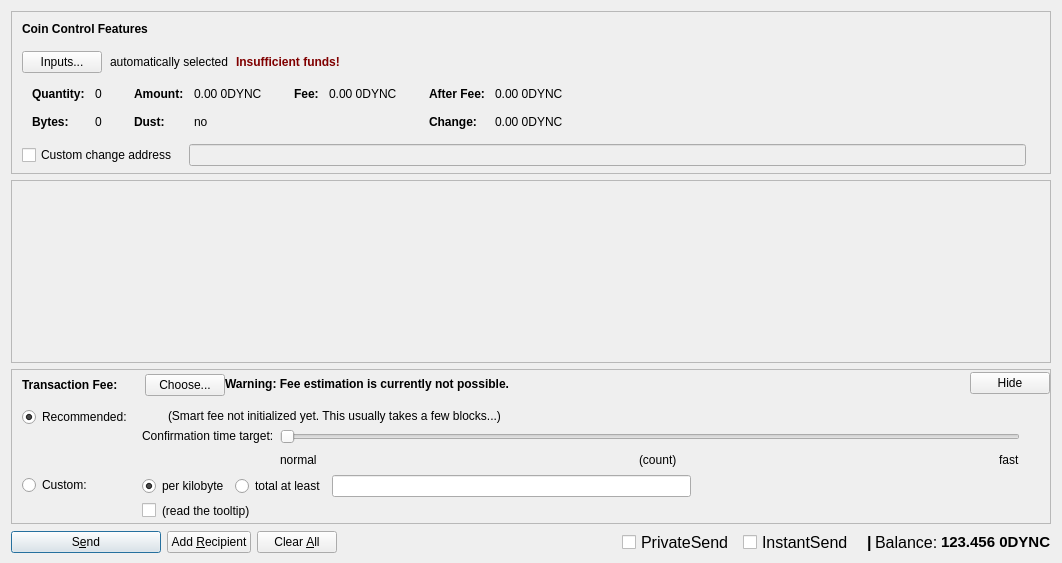
First picture: the form in src/qt/forms/sendcoinsdialog.ui, repository Zero-Dynamics/cash-core, before the edit.
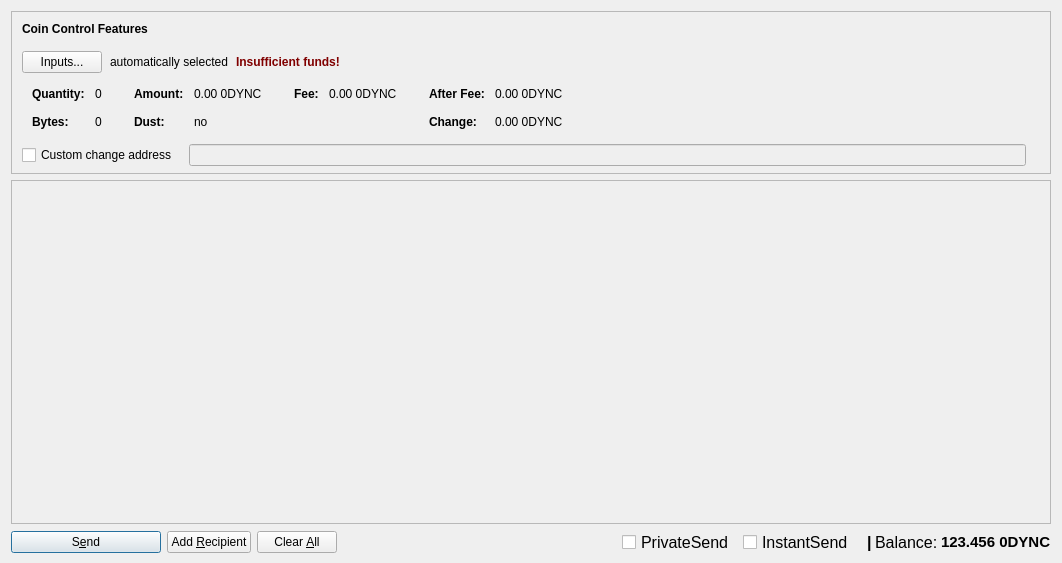
Second picture: the form after the edit. Icons and pictures are not drawn. Custom widgets are drawn as their Qt base class.

Commit message: [GUI] Smartfee removal

What changed in the file:
```diff
--- a/src/qt/forms/sendcoinsdialog.ui
+++ b/src/qt/forms/sendcoinsdialog.ui
@@ -632,584 +632,6 @@
      </widget>
     </widget>
    </item>
-   <item>
-    <widget class="QFrame" name="frameFee">
-     <property name="sizePolicy">
-      <sizepolicy hsizetype="Expanding" vsizetype="Expanding">
-       <horstretch>0</horstretch>
-       <verstretch>0</verstretch>
-      </sizepolicy>
-     </property>
-     <property name="maximumSize">
-      <size>
-       <width>16777215</width>
-       <height>16777215</height>
-      </size>
-     </property>
-     <property name="frameShape">
-      <enum>QFrame::StyledPanel</enum>
-     </property>
-     <property name="frameShadow">
-      <enum>QFrame::Sunken</enum>
-     </property>
-     <layout class="QVBoxLayout" name="verticalLayoutFee1">
-      <property name="spacing">
-       <number>0</number>
-      </property>
-      <property name="leftMargin">
-       <number>0</number>
-      </property>
-      <property name="topMargin">
-       <number>0</number>
-      </property>
-      <property name="rightMargin">
-       <number>0</number>
-      </property>
-      <property name="bottomMargin">
-       <number>0</number>
-      </property>
-      <item>
-       <layout class="QVBoxLayout" name="verticalLayoutFee2" stretch="0,0,0">
-        <property name="spacing">
-         <number>0</number>
-        </property>
-        <property name="leftMargin">
-         <number>10</number>
-        </property>
-        <property name="topMargin">
-         <number>0</number>
-        </property>
-        <item>
-         <layout class="QHBoxLayout" name="horizontalLayoutFee1">
-          <property name="bottomMargin">
-           <number>0</number>
-          </property>
-          <item>
-           <layout class="QVBoxLayout" name="verticalLayoutFee7">
-            <property name="spacing">
-             <number>0</number>
-            </property>
-            <item>
-             <spacer name="verticalSpacerSmartFee">
-              <property name="orientation">
-               <enum>Qt::Vertical</enum>
-              </property>
-              <property name="sizeType">
-               <enum>QSizePolicy::Fixed</enum>
-              </property>
-              <property name="sizeHint" stdset="0">
-               <size>
-                <width>1</width>
-                <height>4</height>
-               </size>
-              </property>
-             </spacer>
-            </item>
-            <item>
-             <layout class="QHBoxLayout" name="horizontalLayoutSmartFee">
-              <property name="spacing">
-               <number>10</number>
-              </property>
-              <item>
-               <widget class="QLabel" name="labelFeeHeadline">
-                <property name="sizePolicy">
-                 <sizepolicy hsizetype="Preferred" vsizetype="Maximum">
-                  <horstretch>0</horstretch>
-                  <verstretch>0</verstretch>
-                 </sizepolicy>
-                </property>
-                <property name="font">
-                 <font>
-                  <weight>75</weight>
-                  <bold>true</bold>
-                 </font>
-                </property>
-                <property name="styleSheet">
-                 <string notr="true">font-weight:bold;</string>
-                </property>
-                <property name="text">
-                 <string>Transaction Fee:</string>
-                </property>
-               </widget>
-              </item>
-              <item>
-               <widget class="QLabel" name="labelFeeMinimized">
-                <property name="text">
-                 <string/>
-                </property>
-               </widget>
-              </item>
-              <item>
-               <widget class="QPushButton" name="buttonChooseFee">
-                <property name="icon">
-                 <iconset resource="../cash.qrc">
-                  <normaloff>:/icons/tyrian/tx_output</normaloff>:/icons/tyrian/tx_output</iconset>
-                 </property>
-                <property name="text">
-                 <string>Choose...</string>
-                </property>
-               </widget>
-              </item>
-             </layout>
-            </item>
-            <item>
-             <spacer name="verticalSpacer_5">
-              <property name="orientation">
-               <enum>Qt::Vertical</enum>
-              </property>
-              <property name="sizeHint" stdset="0">
-               <size>
-                <width>1</width>
-                <height>1</height>
-               </size>
-              </property>
-             </spacer>
-            </item>
-           </layout>
-          </item>
-          <item>
-           <widget class="QLabel" name="fallbackFeeWarningLabel">
-            <property name="toolTip">
-             <string>Using the fallbackfee can result in sending a transaction that will take several hours or days (or never) to confirm. Consider choosing your fee manually or wait until your have validated the complete chain.</string>
-            </property>
-            <property name="font">
-            <font>
-                <weight>75</weight>
-                <bold>true</bold>
-            </font>
-            </property>
-            <property name="text">
-             <string>Warning: Fee estimation is currently not possible.</string>
-            </property>
-            <property name="wordWrap">
-             <bool>false</bool>
-            </property>
-           </widget>
-          </item>
-          <item>
-           <spacer name="horizontalSpacer_4">
-            <property name="orientation">
-             <enum>Qt::Horizontal</enum>
-            </property>
-            <property name="sizeHint" stdset="0">
-             <size>
-              <width>40</width>
-              <height>20</height>
-             </size>
-            </property>
-           </spacer>
-          </item>
-          <item>
-           <widget class="QPushButton" name="buttonMinimizeFee">
-            <property name="toolTip">
-             <string>collapse fee-settings</string>
-            </property>
-            <property name="icon">
-             <iconset resource="../cash.qrc">
-              <normaloff>:/icons/tyrian/remove</normaloff>:/icons/tyrian/remove</iconset>
-             </property>
-            <property name="text">
-             <string>Hide</string>
-            </property>
-           </widget>
-          </item>
-         </layout>
-        </item>
-        <item>
-         <widget class="QFrame" name="frameFeeSelection">
-          <layout class="QVBoxLayout" name="verticalLayoutFee12">
-           <property name="spacing">
-            <number>0</number>
-           </property>
-           <property name="leftMargin">
-            <number>0</number>
-           </property>
-           <property name="topMargin">
-            <number>0</number>
-           </property>
-           <property name="rightMargin">
-            <number>0</number>
-           </property>
-           <property name="bottomMargin">
-            <number>0</number>
-           </property>
-           <item>
-            <layout class="QGridLayout" name="gridLayoutFee">
-             <property name="topMargin">
-              <number>10</number>
-             </property>
-             <property name="bottomMargin">
-              <number>4</number>
-             </property>
-             <property name="horizontalSpacing">
-              <number>10</number>
-             </property>
-             <property name="verticalSpacing">
-              <number>4</number>
-             </property>
-             <item row="1" column="1">
-              <layout class="QVBoxLayout" name="verticalLayoutFee8">
-               <property name="spacing">
-                <number>6</number>
-               </property>
-               <item>
-                <layout class="QHBoxLayout" name="horizontalLayoutFee13">
-                 <item>
-                  <widget class="QRadioButton" name="radioCustomPerKilobyte">
-                   <property name="toolTip">
-                    <string>If the custom fee is set to 1000 satoshis and the transaction is only 250 bytes, then &quot;per kilobyte&quot; only pays 250 satoshis in fee,&lt;br /&gt;while &quot;at least&quot; pays 1000 satoshis. For transactions bigger than a kilobyte both pay by kilobyte.</string>
-                   </property>
-                   <property name="text">
-                    <string>per kilobyte</string>
-                   </property>
-                   <property name="checked">
-                    <bool>true</bool>
-                   </property>
-                   <attribute name="buttonGroup">
-                    <string notr="true">groupCustomFee</string>
-                   </attribute>
-                  </widget>
-                 </item>
-                 <item>
-                  <widget class="QRadioButton" name="radioCustomAtLeast">
-                   <property name="toolTip">
-                    <string>If the custom fee is set to 1000 satoshis and the transaction is only 250 bytes, then &quot;per kilobyte&quot; only pays 250 satoshis in fee,&lt;br /&gt;while &quot;total at least&quot; pays 1000 satoshis. For transactions bigger than a kilobyte both pay by kilobyte.</string>
-                   </property>
-                   <property name="text">
-                    <string>total at least</string>
-                   </property>
-                   <attribute name="buttonGroup">
-                    <string notr="true">groupCustomFee</string>
-                   </attribute>
-                  </widget>
-                 </item>
-                 <item>
-                  <widget class="CashAmountField" name="customFee"/>
-                 </item>
-                 <item>
-                  <spacer name="horizontalSpacer_6">
-                   <property name="orientation">
-                    <enum>Qt::Horizontal</enum>
-                   </property>
-                   <property name="sizeHint" stdset="0">
-                    <size>
-                     <width>1</width>
-                     <height>1</height>
-                    </size>
-                   </property>
-                  </spacer>
-                 </item>
-                </layout>
-               </item>
-               <item>
-                <layout class="QHBoxLayout" name="horizontalLayoutFee8">
-                 <item>
-                  <widget class="QCheckBox" name="checkBoxMinimumFee">
-                   <property name="toolTip">
-                    <string>Paying only the minimum fee is just fine as long as there is less transaction volume than space in the blocks.&lt;br /&gt;But be aware that this can end up in a never confirming transaction once there is more demand for Cash transactions than the network can process.</string>
-                   </property>
-                   <property name="text">
-                    <string/>
-                   </property>
-                  </widget>
-                 </item>
-                 <item>
-                  <widget class="QLabel" name="labelMinFeeWarning">
-                   <property name="enabled">
-                    <bool>true</bool>
-                   </property>
-                   <property name="toolTip">
-                    <string>Paying only the minimum fee is just fine as long as there is less transaction volume than space in the blocks.&lt;br /&gt;But be aware that this can end up in a never confirming transaction once there is more demand for Cash transactions than the network can process.</string>
-                   </property>
-                   <property name="text">
-                    <string>(read the tooltip)</string>
-                   </property>
-                   <property name="margin">
-                    <number>5</number>
-                   </property>
-                  </widget>
-                 </item>
-                 <item>
-                  <spacer name="horizontalSpacer_2">
-                   <property name="orientation">
-                    <enum>Qt::Horizontal</enum>
-                   </property>
-                   <property name="sizeHint" stdset="0">
-                    <size>
-                     <width>1</width>
-                     <height>1</height>
-                    </size>
-                   </property>
-                  </spacer>
-                 </item>
-                </layout>
-               </item>
-              </layout>
-             </item>
-             <item row="0" column="0">
-              <layout class="QVBoxLayout" name="verticalLayoutFee4" stretch="0,1">
-               <item>
-                <widget class="QRadioButton" name="radioSmartFee">
-                 <property name="text">
-                  <string>Recommended:</string>
-                 </property>
-                 <property name="checked">
-                  <bool>true</bool>
-                 </property>
-                 <attribute name="buttonGroup">
-                  <string notr="true">groupFee</string>
-                 </attribute>
-                </widget>
-               </item>
-               <item>
-                <spacer name="verticalSpacer_2">
-                 <property name="orientation">
-                  <enum>Qt::Vertical</enum>
-                 </property>
-                 <property name="sizeHint" stdset="0">
-                  <size>
-                   <width>1</width>
-                   <height>1</height>
-                  </size>
-                 </property>
-                </spacer>
-               </item>
-              </layout>
-             </item>
-             <item row="1" column="0">
-              <layout class="QVBoxLayout" name="verticalLayoutFee9" stretch="0,1">
-               <item>
-                <widget class="QRadioButton" name="radioCustomFee">
-                 <property name="text">
-                  <string>Custom:</string>
-                 </property>
-                 <attribute name="buttonGroup">
-                  <string notr="true">groupFee</string>
-                 </attribute>
-                </widget>
-               </item>
-               <item>
-                <spacer name="verticalSpacer_6">
-                 <property name="orientation">
-                  <enum>Qt::Vertical</enum>
-                 </property>
-                 <property name="sizeHint" stdset="0">
-                  <size>
-                   <width>1</width>
-                   <height>1</height>
-                  </size>
-                 </property>
-                </spacer>
-               </item>
-              </layout>
-             </item>
-             <item row="0" column="1">
-              <layout class="QVBoxLayout" name="verticalLayoutFee3" stretch="0,0,1">
-               <property name="spacing">
-                <number>6</number>
-               </property>
-               <property name="topMargin">
-                <number>2</number>
-               </property>
-               <item>
-                <layout class="QHBoxLayout" name="horizontalLayoutFee12">
-                 <item>
-                  <widget class="QLabel" name="labelSmartFee">
-                   <property name="text">
-                    <string/>
-                   </property>
-                   <property name="margin">
-                    <number>2</number>
-                   </property>
-                  </widget>
-                 </item>
-                 <item>
-                  <widget class="QLabel" name="labelFeeEstimation">
-                   <property name="text">
-                    <string/>
-                   </property>
-                  </widget>
-                 </item>
-                 <item>
-                  <widget class="QLabel" name="labelSmartFee2">
-                   <property name="text">
-                    <string>(Smart fee not initialized yet. This usually takes a few blocks...)</string>
-                   </property>
-                   <property name="margin">
-                    <number>2</number>
-                   </property>
-                  </widget>
-                 </item>
-                 <item>
-                  <spacer name="horizontalSpacer_5">
-                   <property name="orientation">
-                    <enum>Qt::Horizontal</enum>
-                   </property>
-                   <property name="sizeHint" stdset="0">
-                    <size>
-                     <width>1</width>
-                     <height>1</height>
-                    </size>
-                   </property>
-                  </spacer>
-                 </item>
-                </layout>
-               </item>
-               <item>
-                <layout class="QHBoxLayout" name="horizontalLayoutFee9">
-                 <item>
-                  <layout class="QVBoxLayout" name="verticalLayoutFee6">
-                   <item>
-                    <widget class="QLabel" name="labelSmartFee3">
-                     <property name="text">
-                      <string>Confirmation time target:</string>
-                     </property>
-                     <property name="margin">
-                      <number>2</number>
-                     </property>
-                    </widget>
-                   </item>
-                   <item>
-                    <spacer name="verticalSpacer_3">
-                     <property name="orientation">
-                      <enum>Qt::Vertical</enum>
-                     </property>
-                     <property name="sizeHint" stdset="0">
-                      <size>
-                       <width>1</width>
-                       <height>1</height>
-                      </size>
-                     </property>
-                    </spacer>
-                   </item>
-                  </layout>
-                 </item>
-                 <item>
-                  <layout class="QVBoxLayout" name="verticalLayoutFee5">
-                   <property name="rightMargin">
-                    <number>30</number>
-                   </property>
-                   <item>
-                    <widget class="QSlider" name="sliderSmartFee">
-                     <property name="minimum">
-                      <number>0</number>
-                     </property>
-                     <property name="maximum">
-                      <number>23</number>
-                     </property>
-                     <property name="pageStep">
-                      <number>1</number>
-                     </property>
-                     <property name="value">
-                      <number>0</number>
-                     </property>
-                     <property name="orientation">
-                      <enum>Qt::Horizontal</enum>
-                     </property>
-                     <property name="invertedAppearance">
-                      <bool>false</bool>
-                     </property>
-                     <property name="invertedControls">
-                      <bool>false</bool>
-                     </property>
-                     <property name="tickPosition">
-                      <enum>QSlider::NoTicks</enum>
-                     </property>
-                    </widget>
-                   </item>
-                   <item>
-                    <layout class="QHBoxLayout" name="horizontalLayoutFee10">
-                     <item>
-                      <widget class="QLabel" name="labelSmartFeeNormal">
-                       <property name="text">
-                        <string>normal</string>
-                       </property>
-                      </widget>
-                     </item>
-                     <item>
-                      <spacer name="horizontalSpacer_7">
-                       <property name="orientation">
-                        <enum>Qt::Horizontal</enum>
-                       </property>
-                       <property name="sizeHint" stdset="0">
-                        <size>
-                         <width>40</width>
-                         <height>20</height>
-                        </size>
-                       </property>
-                      </spacer>
-                     </item>
-                     <item>
-                      <widget class="QLabel" name="confirmationTargetLabel">
-                       <property name="text">
-                        <string>(count)</string>
-                       </property>
-                      </widget>
-                     </item>
-                     <item>
-                      <spacer name="horizontalSpacer_3">
-                       <property name="orientation">
-                        <enum>Qt::Horizontal</enum>
-                       </property>
-                       <property name="sizeHint" stdset="0">
-                        <size>
-                         <width>40</width>
-                         <height>20</height>
-                        </size>
-                       </property>
-                      </spacer>
-                     </item>
-                     <item>
-                      <widget class="QLabel" name="labelSmartFeeFast">
-                       <property name="text">
-                        <string>fast</string>
-                       </property>
-                      </widget>
-                     </item>
-                    </layout>
-                   </item>
-                  </layout>
-                 </item>
-                </layout>
-               </item>
-               <item>
-                <spacer name="verticalSpacer_4">
-                 <property name="orientation">
-                  <enum>Qt::Vertical</enum>
-                 </property>
-                 <property name="sizeHint" stdset="0">
-                  <size>
-                   <width>1</width>
-                   <height>1</height>
-                  </size>
-                 </property>
-                </spacer>
-               </item>
-              </layout>
-             </item>
-            </layout>
-           </item>
-          </layout>
-         </widget>
-        </item>
-        <item>
-         <spacer name="verticalSpacerFee">
-          <property name="orientation">
-           <enum>Qt::Vertical</enum>
-          </property>
-          <property name="sizeHint" stdset="0">
-           <size>
-            <width>800</width>
-            <height>1</height>
-           </size>
-          </property>
-         </spacer>
-        </item>
-       </layout>
-      </item>
-     </layout>
-    </widget>
-   </item>
    <item>
     <layout class="QHBoxLayout" name="horizontalLayout">
      <item>
```
The commit also changes 1 other file.
